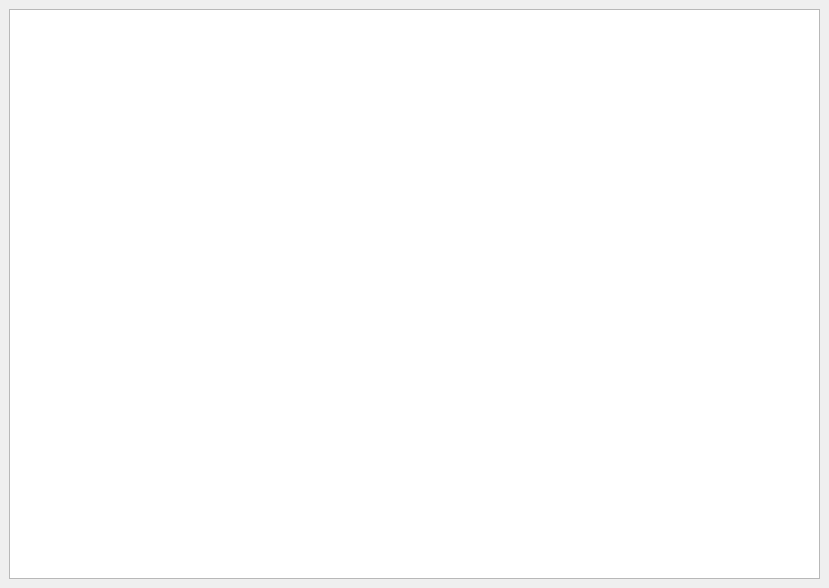
Above: ui/MainWindow.ui from md3sIam/Desicion_making_alt before the change. Below: the same form after it.
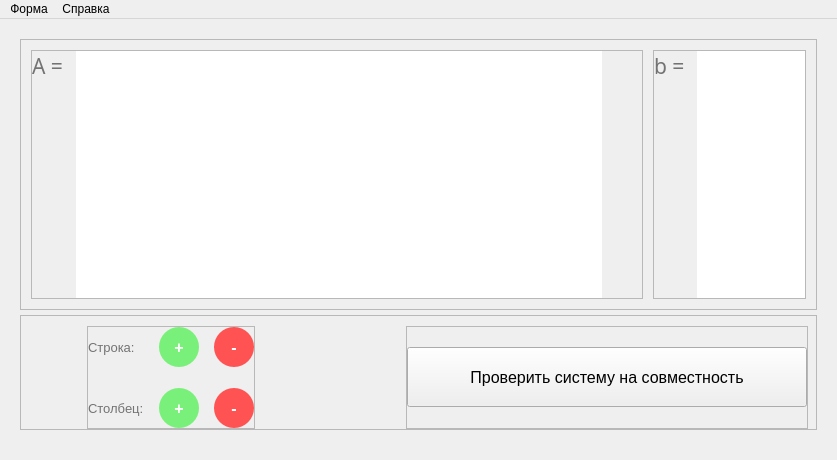
That is the form after the change.

Commit message: final gui, logic left

What changed in the file:
```diff
--- a/ui/MainWindow.ui
+++ b/ui/MainWindow.ui
@@ -6,26 +6,548 @@
    <rect>
     <x>0</x>
     <y>0</y>
-    <width>829</width>
-    <height>588</height>
+    <width>837</width>
+    <height>460</height>
    </rect>
   </property>
   <property name="windowTitle">
    <string>MainWindow</string>
   </property>
   <widget class="QWidget" name="centralwidget">
+   <property name="palette">
+    <palette>
+     <active>
+      <colorrole role="WindowText">
+       <brush brushstyle="SolidPattern">
+        <color alpha="255">
+         <red>115</red>
+         <green>115</green>
+         <blue>115</blue>
+        </color>
+       </brush>
+      </colorrole>
+     </active>
+     <inactive>
+      <colorrole role="WindowText">
+       <brush brushstyle="SolidPattern">
+        <color alpha="255">
+         <red>115</red>
+         <green>115</green>
+         <blue>115</blue>
+        </color>
+       </brush>
+      </colorrole>
+     </inactive>
+     <disabled>
+      <colorrole role="WindowText">
+       <brush brushstyle="SolidPattern">
+        <color alpha="255">
+         <red>120</red>
+         <green>120</green>
+         <blue>120</blue>
+        </color>
+       </brush>
+      </colorrole>
+     </disabled>
+    </palette>
+   </property>
    <layout class="QVBoxLayout" name="verticalLayout">
+    <property name="spacing">
+     <number>5</number>
+    </property>
+    <property name="leftMargin">
+     <number>20</number>
+    </property>
+    <property name="topMargin">
+     <number>20</number>
+    </property>
+    <property name="rightMargin">
+     <number>20</number>
+    </property>
+    <property name="bottomMargin">
+     <number>30</number>
+    </property>
     <item>
-     <widget class="QTableView" name="tableView">
-      <property name="editTriggers">
-       <set>QAbstractItemView::AnyKeyPressed|QAbstractItemView::DoubleClicked|QAbstractItemView::EditKeyPressed|QAbstractItemView::SelectedClicked</set>
+     <widget class="QFrame" name="m_matricesFrame">
+      <property name="frameShape">
+       <enum>QFrame::StyledPanel</enum>
       </property>
-      <property name="showGrid">
-       <bool>true</bool>
+      <property name="frameShadow">
+       <enum>QFrame::Raised</enum>
       </property>
-      <attribute name="horizontalHeaderCascadingSectionResizes">
-       <bool>false</bool>
-      </attribute>
+      <layout class="QHBoxLayout" name="horizontalLayout" stretch="32,8">
+       <property name="spacing">
+        <number>10</number>
+       </property>
+       <property name="leftMargin">
+        <number>10</number>
+       </property>
+       <property name="topMargin">
+        <number>10</number>
+       </property>
+       <property name="rightMargin">
+        <number>10</number>
+       </property>
+       <property name="bottomMargin">
+        <number>10</number>
+       </property>
+       <item>
+        <widget class="QFrame" name="m_matrixA">
+         <property name="frameShape">
+          <enum>QFrame::StyledPanel</enum>
+         </property>
+         <property name="frameShadow">
+          <enum>QFrame::Raised</enum>
+         </property>
+         <layout class="QHBoxLayout" name="horizontalLayout_2">
+          <property name="spacing">
+           <number>7</number>
+          </property>
+          <property name="leftMargin">
+           <number>0</number>
+          </property>
+          <property name="topMargin">
+           <number>0</number>
+          </property>
+          <property name="rightMargin">
+           <number>40</number>
+          </property>
+          <property name="bottomMargin">
+           <number>0</number>
+          </property>
+          <item>
+           <widget class="QLabel" name="labelA">
+            <property name="font">
+             <font>
+              <family>Gill Sans MT</family>
+              <pointsize>16</pointsize>
+              <weight>50</weight>
+              <italic>false</italic>
+              <bold>false</bold>
+             </font>
+            </property>
+            <property name="text">
+             <string>A = </string>
+            </property>
+            <property name="alignment">
+             <set>Qt::AlignLeading|Qt::AlignLeft|Qt::AlignTop</set>
+            </property>
+           </widget>
+          </item>
+          <item>
+           <widget class="QTableView" name="tableViewA">
+            <property name="locale">
+             <locale language="English" country="UnitedStates"/>
+            </property>
+            <property name="inputMethodHints">
+             <set>Qt::ImhDigitsOnly</set>
+            </property>
+            <property name="frameShape">
+             <enum>QFrame::NoFrame</enum>
+            </property>
+            <property name="verticalScrollMode">
+             <enum>QAbstractItemView::ScrollPerPixel</enum>
+            </property>
+            <property name="horizontalScrollMode">
+             <enum>QAbstractItemView::ScrollPerPixel</enum>
+            </property>
+            <attribute name="horizontalHeaderVisible">
+             <bool>true</bool>
+            </attribute>
+            <attribute name="verticalHeaderVisible">
+             <bool>true</bool>
+            </attribute>
+           </widget>
+          </item>
+         </layout>
+        </widget>
+       </item>
+       <item>
+        <widget class="QFrame" name="m_matrixB">
+         <property name="frameShape">
+          <enum>QFrame::StyledPanel</enum>
+         </property>
+         <property name="frameShadow">
+          <enum>QFrame::Raised</enum>
+         </property>
+         <layout class="QHBoxLayout" name="horizontalLayout_3">
+          <property name="spacing">
+           <number>7</number>
+          </property>
+          <property name="leftMargin">
+           <number>0</number>
+          </property>
+          <property name="topMargin">
+           <number>0</number>
+          </property>
+          <property name="rightMargin">
+           <number>0</number>
+          </property>
+          <property name="bottomMargin">
+           <number>0</number>
+          </property>
+          <item>
+           <widget class="QLabel" name="labelB">
+            <property name="font">
+             <font>
+              <family>Gill Sans MT</family>
+              <pointsize>16</pointsize>
+              <italic>false</italic>
+             </font>
+            </property>
+            <property name="text">
+             <string>b = </string>
+            </property>
+            <property name="alignment">
+             <set>Qt::AlignLeading|Qt::AlignLeft|Qt::AlignTop</set>
+            </property>
+           </widget>
+          </item>
+          <item>
+           <widget class="QTableView" name="tableViewB">
+            <property name="locale">
+             <locale language="English" country="UnitedStates"/>
+            </property>
+            <property name="frameShape">
+             <enum>QFrame::NoFrame</enum>
+            </property>
+            <property name="verticalScrollMode">
+             <enum>QAbstractItemView::ScrollPerPixel</enum>
+            </property>
+            <property name="horizontalScrollMode">
+             <enum>QAbstractItemView::ScrollPerPixel</enum>
+            </property>
+           </widget>
+          </item>
+         </layout>
+        </widget>
+       </item>
+      </layout>
+     </widget>
+    </item>
+    <item>
+     <widget class="QFrame" name="m_buttonsFrame">
+      <property name="frameShape">
+       <enum>QFrame::StyledPanel</enum>
+      </property>
+      <property name="frameShadow">
+       <enum>QFrame::Raised</enum>
+      </property>
+      <layout class="QHBoxLayout" name="horizontalLayout_4" stretch="0,0,0">
+       <property name="spacing">
+        <number>0</number>
+       </property>
+       <property name="leftMargin">
+        <number>66</number>
+       </property>
+       <property name="topMargin">
+        <number>10</number>
+       </property>
+       <property name="rightMargin">
+        <number>8</number>
+       </property>
+       <property name="bottomMargin">
+        <number>0</number>
+       </property>
+       <item>
+        <widget class="QFrame" name="m_changeEqualitySizeFrame">
+         <property name="frameShape">
+          <enum>QFrame::StyledPanel</enum>
+         </property>
+         <property name="frameShadow">
+          <enum>QFrame::Raised</enum>
+         </property>
+         <layout class="QGridLayout" name="gridLayout" columnminimumwidth="0,40,40">
+          <property name="leftMargin">
+           <number>0</number>
+          </property>
+          <property name="topMargin">
+           <number>0</number>
+          </property>
+          <property name="rightMargin">
+           <number>0</number>
+          </property>
+          <property name="bottomMargin">
+           <number>0</number>
+          </property>
+          <property name="horizontalSpacing">
+           <number>15</number>
+          </property>
+          <property name="verticalSpacing">
+           <number>21</number>
+          </property>
+          <item row="0" column="2">
+           <widget class="QPushButton" name="m_removeRowButton">
+            <property name="sizePolicy">
+             <sizepolicy hsizetype="Preferred" vsizetype="Preferred">
+              <horstretch>10</horstretch>
+              <verstretch>0</verstretch>
+             </sizepolicy>
+            </property>
+            <property name="minimumSize">
+             <size>
+              <width>0</width>
+              <height>40</height>
+             </size>
+            </property>
+            <property name="maximumSize">
+             <size>
+              <width>40</width>
+              <height>50</height>
+             </size>
+            </property>
+            <property name="font">
+             <font>
+              <family>MS Shell Dlg 2</family>
+              <pointsize>12</pointsize>
+              <weight>75</weight>
+              <bold>true</bold>
+             </font>
+            </property>
+            <property name="styleSheet">
+             <string notr="true">color: white;
+border-radius: 20px; 
+background-color: #ff5353;</string>
+            </property>
+            <property name="text">
+             <string>-</string>
+            </property>
+           </widget>
+          </item>
+          <item row="1" column="2">
+           <widget class="QPushButton" name="m_removeColumnButton">
+            <property name="sizePolicy">
+             <sizepolicy hsizetype="MinimumExpanding" vsizetype="Fixed">
+              <horstretch>0</horstretch>
+              <verstretch>0</verstretch>
+             </sizepolicy>
+            </property>
+            <property name="minimumSize">
+             <size>
+              <width>0</width>
+              <height>40</height>
+             </size>
+            </property>
+            <property name="maximumSize">
+             <size>
+              <width>40</width>
+              <height>50</height>
+             </size>
+            </property>
+            <property name="font">
+             <font>
+              <pointsize>12</pointsize>
+              <weight>75</weight>
+              <bold>true</bold>
+             </font>
+            </property>
+            <property name="styleSheet">
+             <string notr="true">color:white;
+border-radius: 20px; 
+background-color: #ff5353;</string>
+            </property>
+            <property name="text">
+             <string>-</string>
+            </property>
+           </widget>
+          </item>
+          <item row="0" column="1">
+           <widget class="QPushButton" name="m_addRowButton">
+            <property name="sizePolicy">
+             <sizepolicy hsizetype="Fixed" vsizetype="Preferred">
+              <horstretch>10</horstretch>
+              <verstretch>0</verstretch>
+             </sizepolicy>
+            </property>
+            <property name="minimumSize">
+             <size>
+              <width>0</width>
+              <height>40</height>
+             </size>
+            </property>
+            <property name="maximumSize">
+             <size>
+              <width>40</width>
+              <height>50</height>
+             </size>
+            </property>
+            <property name="font">
+             <font>
+              <family>MS Shell Dlg 2</family>
+              <pointsize>12</pointsize>
+              <weight>75</weight>
+              <bold>true</bold>
+             </font>
+            </property>
+            <property name="styleSheet">
+             <string notr="true">color: white;
+border-radius: 20px; 
+background-color: #79f079;</string>
+            </property>
+            <property name="text">
+             <string>+</string>
+            </property>
+           </widget>
+          </item>
+          <item row="0" column="0">
+           <widget class="QLabel" name="label">
+            <property name="sizePolicy">
+             <sizepolicy hsizetype="Fixed" vsizetype="Preferred">
+              <horstretch>0</horstretch>
+              <verstretch>0</verstretch>
+             </sizepolicy>
+            </property>
+            <property name="font">
+             <font>
+              <pointsize>10</pointsize>
+             </font>
+            </property>
+            <property name="text">
+             <string>Строка:</string>
+            </property>
+           </widget>
+          </item>
+          <item row="1" column="1">
+           <widget class="QPushButton" name="m_addColumnButton">
+            <property name="sizePolicy">
+             <sizepolicy hsizetype="Ignored" vsizetype="Fixed">
+              <horstretch>0</horstretch>
+              <verstretch>0</verstretch>
+             </sizepolicy>
+            </property>
+            <property name="minimumSize">
+             <size>
+              <width>0</width>
+              <height>40</height>
+             </size>
+            </property>
+            <property name="maximumSize">
+             <size>
+              <width>40</width>
+              <height>16777215</height>
+             </size>
+            </property>
+            <property name="font">
+             <font>
+              <family>MS Shell Dlg 2</family>
+              <pointsize>12</pointsize>
+              <weight>75</weight>
+              <bold>true</bold>
+             </font>
+            </property>
+            <property name="styleSheet">
+             <string notr="true">border-radius: 20px; 
+background-color: #79f079;
+color: white;</string>
+            </property>
+            <property name="text">
+             <string>+</string>
+            </property>
+           </widget>
+          </item>
+          <item row="1" column="0">
+           <widget class="QLabel" name="label_2">
+            <property name="sizePolicy">
+             <sizepolicy hsizetype="Fixed" vsizetype="Preferred">
+              <horstretch>0</horstretch>
+              <verstretch>0</verstretch>
+             </sizepolicy>
+            </property>
+            <property name="font">
+             <font>
+              <pointsize>10</pointsize>
+             </font>
+            </property>
+            <property name="text">
+             <string>Столбец:</string>
+            </property>
+           </widget>
+          </item>
+         </layout>
+        </widget>
+       </item>
+       <item>
+        <spacer name="horizontalSpacer">
+         <property name="orientation">
+          <enum>Qt::Horizontal</enum>
+         </property>
+         <property name="sizeHint" stdset="0">
+          <size>
+           <width>40</width>
+           <height>20</height>
+          </size>
+         </property>
+        </spacer>
+       </item>
+       <item>
+        <widget class="QFrame" name="m_checkButtonFrame">
+         <property name="font">
+          <font>
+           <strikeout>false</strikeout>
+           <kerning>true</kerning>
+          </font>
+         </property>
+         <property name="inputMethodHints">
+          <set>Qt::ImhNone</set>
+         </property>
+         <property name="frameShape">
+          <enum>QFrame::StyledPanel</enum>
+         </property>
+         <property name="frameShadow">
+          <enum>QFrame::Raised</enum>
+         </property>
+         <layout class="QVBoxLayout" name="verticalLayout_2">
+          <property name="spacing">
+           <number>0</number>
+          </property>
+          <property name="sizeConstraint">
+           <enum>QLayout::SetDefaultConstraint</enum>
+          </property>
+          <property name="leftMargin">
+           <number>0</number>
+          </property>
+          <property name="topMargin">
+           <number>0</number>
+          </property>
+          <property name="rightMargin">
+           <number>0</number>
+          </property>
+          <property name="bottomMargin">
+           <number>0</number>
+          </property>
+          <item>
+           <widget class="QPushButton" name="m_checkButton">
+            <property name="minimumSize">
+             <size>
+              <width>400</width>
+              <height>60</height>
+             </size>
+            </property>
+            <property name="font">
+             <font>
+              <pointsize>12</pointsize>
+              <strikeout>false</strikeout>
+              <kerning>true</kerning>
+             </font>
+            </property>
+            <property name="contextMenuPolicy">
+             <enum>Qt::DefaultContextMenu</enum>
+            </property>
+            <property name="layoutDirection">
+             <enum>Qt::LeftToRight</enum>
+            </property>
+            <property name="styleSheet">
+             <string notr="true"/>
+            </property>
+            <property name="text">
+             <string>Проверить систему на совместность</string>
+            </property>
+           </widget>
+          </item>
+         </layout>
+        </widget>
+       </item>
+      </layout>
      </widget>
     </item>
    </layout>
@@ -35,10 +557,25 @@
     <rect>
      <x>0</x>
      <y>0</y>
-     <width>829</width>
+     <width>837</width>
      <height>26</height>
     </rect>
    </property>
+   <widget class="QMenu" name="m_formMenu">
+    <property name="title">
+     <string>Форма</string>
+    </property>
+    <addaction name="m_setMatrixSizeAction"/>
+    <addaction name="m_setCellSizeAction"/>
+   </widget>
+   <widget class="QMenu" name="m_aboutMenu">
+    <property name="title">
+     <string>Справка</string>
+    </property>
+    <addaction name="m_aboutAction"/>
+   </widget>
+   <addaction name="m_formMenu"/>
+   <addaction name="m_aboutMenu"/>
   </widget>
  </widget>
  <resources/>
```
Left out of the diff: 17 changed lines with no effect on the pictures. The commit also changes 4 other files.
